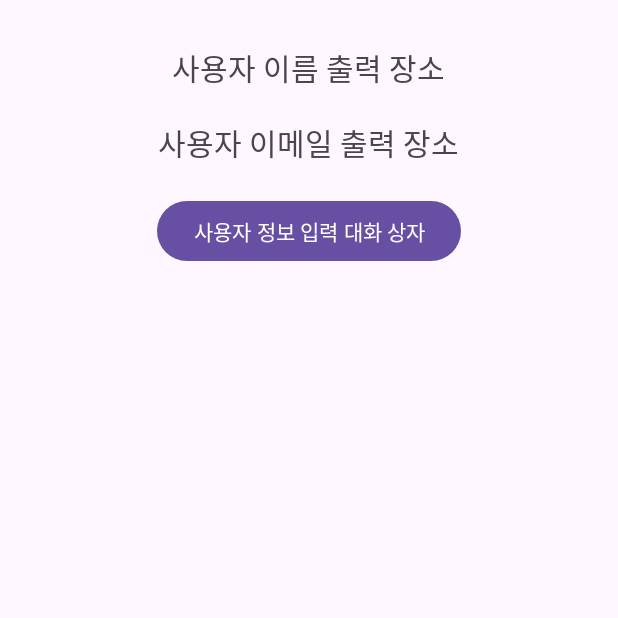
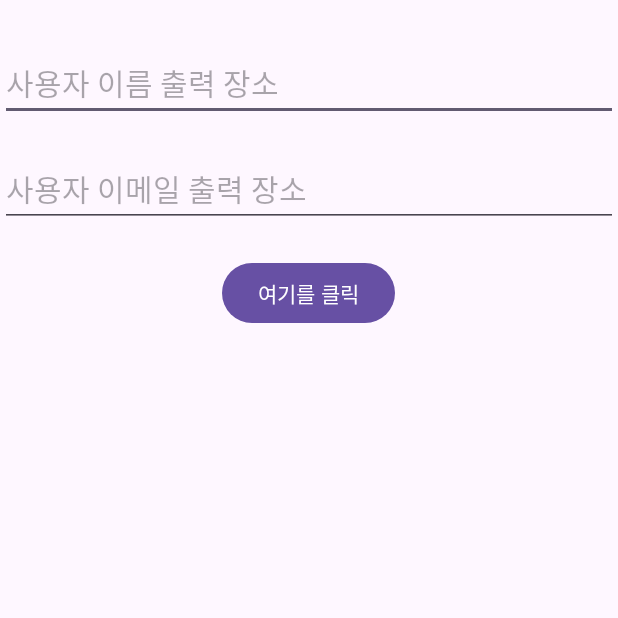
Before and after one commit to PlaskF/InputUserInformation, an Android app: the screen it shows after launch (MainActivity), on a phone screen of 412 x 824 dp, the top half of it. Run offline under Robolectric (Android 15) with nearby library versions, the phone set to English and light mode, and no system bars.

Commit message:
직접 풀어보기 7-3 완성

```diff
--- a/app/src/main/java/kr/ac/kopo/inputuserinformation/MainActivity.kt
+++ b/app/src/main/java/kr/ac/kopo/inputuserinformation/MainActivity.kt
@@ -13,8 +13,8 @@ import androidx.core.view.ViewCompat
 import androidx.core.view.WindowInsetsCompat
 
 class MainActivity : AppCompatActivity() {
-    lateinit var textName : TextView
-    lateinit var textEmail : TextView
+    lateinit var textName : EditText
+    lateinit var textEmail : EditText
     lateinit var btnDlg : Button
     lateinit var dlgEditName : EditText
     lateinit var dlgEditEmail : EditText
@@ -28,8 +28,8 @@ class MainActivity : AppCompatActivity() {
         setContentView(R.layout.activity_main)
         title = "사용자 정보 입력"
 
-        textName = findViewById<TextView>(R.id.textName)
-        textEmail = findViewById<TextView>(R.id.textEmail)
+        textName = findViewById<EditText>(R.id.textName)
+        textEmail = findViewById<EditText>(R.id.textEmail)
         btnDlg = findViewById<Button>(R.id.btnDlg)
 
         btnDlg.setOnClickListener {
@@ -37,12 +37,15 @@ class MainActivity : AppCompatActivity() {
             var dialog = AlertDialog.Builder(this@MainActivity)
             dialog.setTitle("사용자 정보 입력")
             dialog.setIcon(R.drawable.icon1)
+
+            dlgEditName = dlgView.findViewById<EditText>(R.id.editName)
+            dlgEditEmail = dlgView.findViewById<EditText>(R.id.editEmail)
+            dlgEditName.text = textName.text
+            dlgEditEmail.text = textEmail.text
             dialog.setView(dlgView)
             dialog.setPositiveButton("확인") {dialogL, which ->
-                dlgEditName = dlgView.findViewById<EditText>(R.id.editName)
-                dlgEditEmail = dlgView.findViewById<EditText>(R.id.editEmail)
-                textName.text = dlgEditName.text.toString()
-                textEmail.text = dlgEditEmail.text.toString()
+                textName.text = dlgEditName.text
+                textEmail.text = dlgEditEmail.text
             }
             dialog.setNegativeButton("취소") {dialogL, which ->
                 toastView = View.inflate(this@MainActivity, R.layout.toast, null)
--- a/app/src/main/res/layout/activity_main.xml
+++ b/app/src/main/res/layout/activity_main.xml
@@ -9,26 +9,29 @@
     android:gravity="center_horizontal"
     tools:context=".MainActivity">
 
-    <TextView
+    <EditText
         android:id="@+id/textName"
-        android:layout_width="wrap_content"
+        android:layout_width="match_parent"
         android:layout_height="wrap_content"
         android:layout_marginTop="30dp"
         android:layout_marginBottom="20dp"
         android:textSize="20sp"
-        android:text="사용자 이름 출력 장소"/>
-    <TextView
+        android:hint="사용자 이름 출력 장소"/>
+    <EditText
         android:id="@+id/textEmail"
-        android:layout_width="wrap_content"
+        android:layout_width="match_parent"
         android:layout_height="wrap_content"
         android:layout_marginBottom="20dp"
         android:textSize="20sp"
-        android:text="사용자 이메일 출력 장소"/>
+        android:hint="사용자 이메일 출력 장소"/>
 
     <Button
         android:id="@+id/btnDlg"
         android:layout_width="wrap_content"
         android:layout_height="wrap_content"
-        android:text="사용자 정보 입력 대화 상자"/>
+        android:text="여기를 클릭"/>
+    <TextView
+        android:layout_width="match_parent"
+        android:layout_height="match_parent"/>
 
 </LinearLayout>
```
